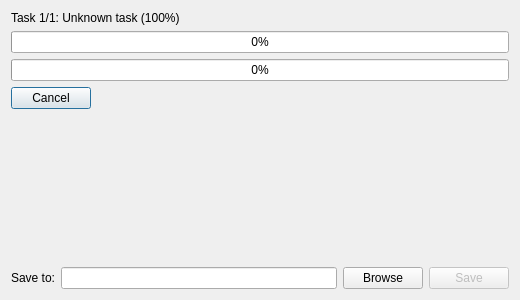
Old version of the form src/windows/taskswaitingdialog.ui in the repository GRAPHENE9932/ImageUpscalerQt.
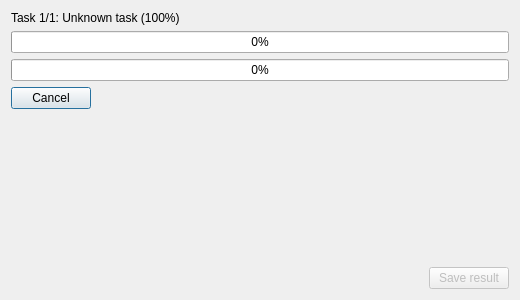
New version of the form.

```diff
--- a/src/windows/taskswaitingdialog.ui
+++ b/src/windows/taskswaitingdialog.ui
@@ -62,23 +62,19 @@
     </spacer>
    </item>
    <item>
-    <layout class="QHBoxLayout" name="save_to_layout" stretch="0,1,0,0">
+    <layout class="QHBoxLayout" name="bottom_layout" stretch="0,0">
      <item>
-      <widget class="QLabel" name="save_to_label">
-       <property name="text">
-        <string>Save to:</string>
+      <spacer name="bottom_spacer">
+       <property name="orientation">
+        <enum>Qt::Horizontal</enum>
        </property>
-      </widget>
-     </item>
-     <item>
-      <widget class="QLineEdit" name="save_path_edit"/>
-     </item>
-     <item>
-      <widget class="QPushButton" name="browse_button">
-       <property name="text">
-        <string>Browse</string>
+       <property name="sizeHint" stdset="0">
+        <size>
+         <width>40</width>
+         <height>20</height>
+        </size>
        </property>
-      </widget>
+      </spacer>
      </item>
      <item>
       <widget class="QPushButton" name="save_button">
@@ -86,7 +82,7 @@
         <bool>false</bool>
        </property>
        <property name="text">
-        <string>Save</string>
+        <string>Save result</string>
        </property>
       </widget>
      </item>
```
Left out of the diff: 2 changed lines with no effect on the pictures.
